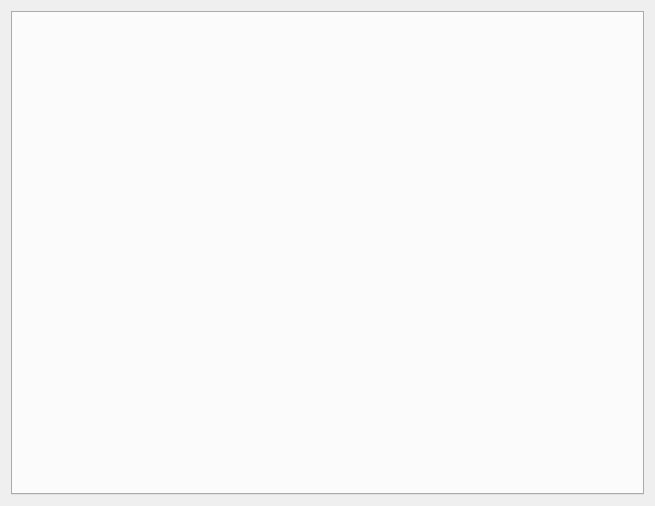
Above: FilterDialog/Dialog/FilterDialog.ui from JayDalton/MatrixFilter before the change. Below: the same form after it.
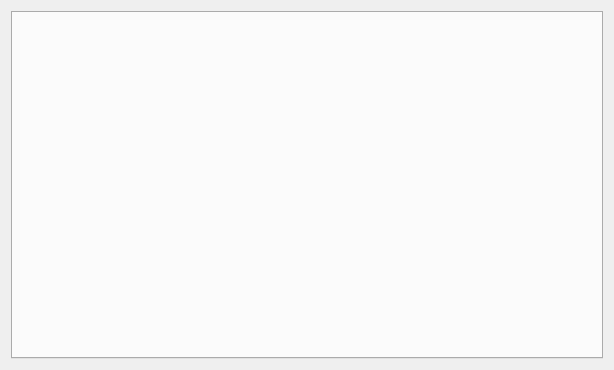
That is the form after the change.

```diff
--- a/FilterDialog/Dialog/FilterDialog.ui
+++ b/FilterDialog/Dialog/FilterDialog.ui
@@ -6,26 +6,16 @@
    <rect>
     <x>0</x>
     <y>0</y>
-    <width>655</width>
-    <height>506</height>
+    <width>614</width>
+    <height>370</height>
    </rect>
   </property>
   <property name="windowTitle">
    <string>FilterDialog</string>
   </property>
-  <layout class="QHBoxLayout" name="horizontalLayout">
-   <item>
-    <widget class="QTabWidget" name="tabWidget">
-     <property name="currentIndex">
-      <number>-1</number>
-     </property>
-     <property name="usesScrollButtons">
-      <bool>false</bool>
-     </property>
-     <property name="movable">
-      <bool>false</bool>
-     </property>
-    </widget>
+  <layout class="QGridLayout">
+   <item row="0" column="0">
+    <widget class="QTabWidget" name="tabWidget"/>
    </item>
   </layout>
  </widget>
```
Left out of the diff: 2 changed lines with no effect on the pictures.
